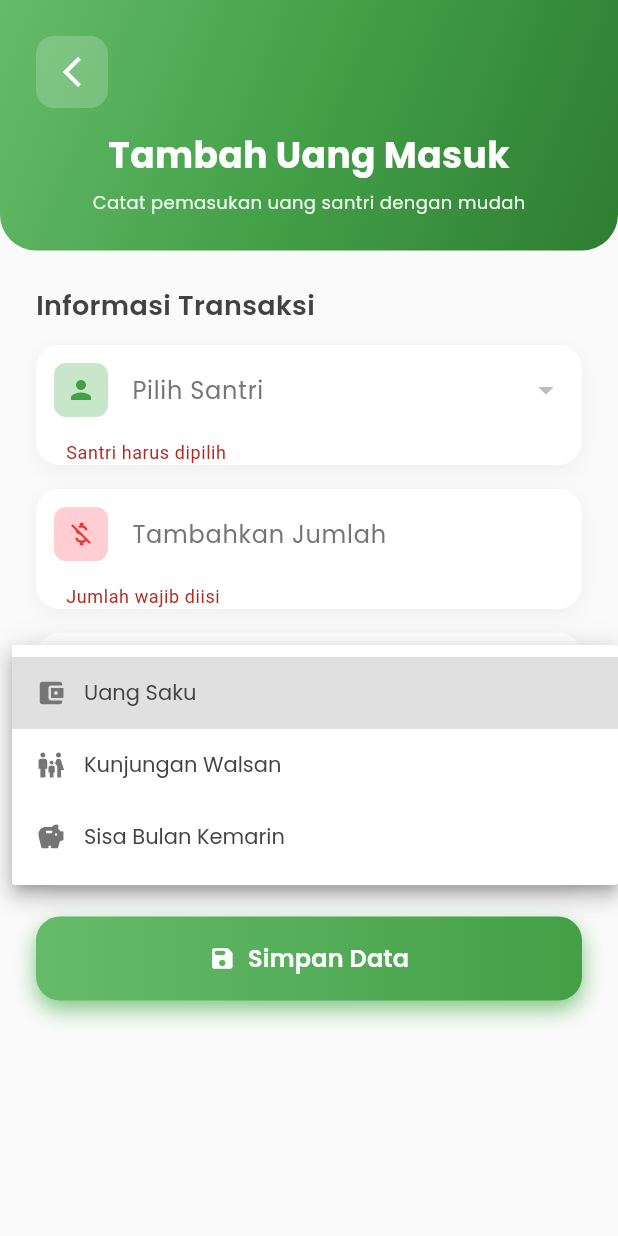
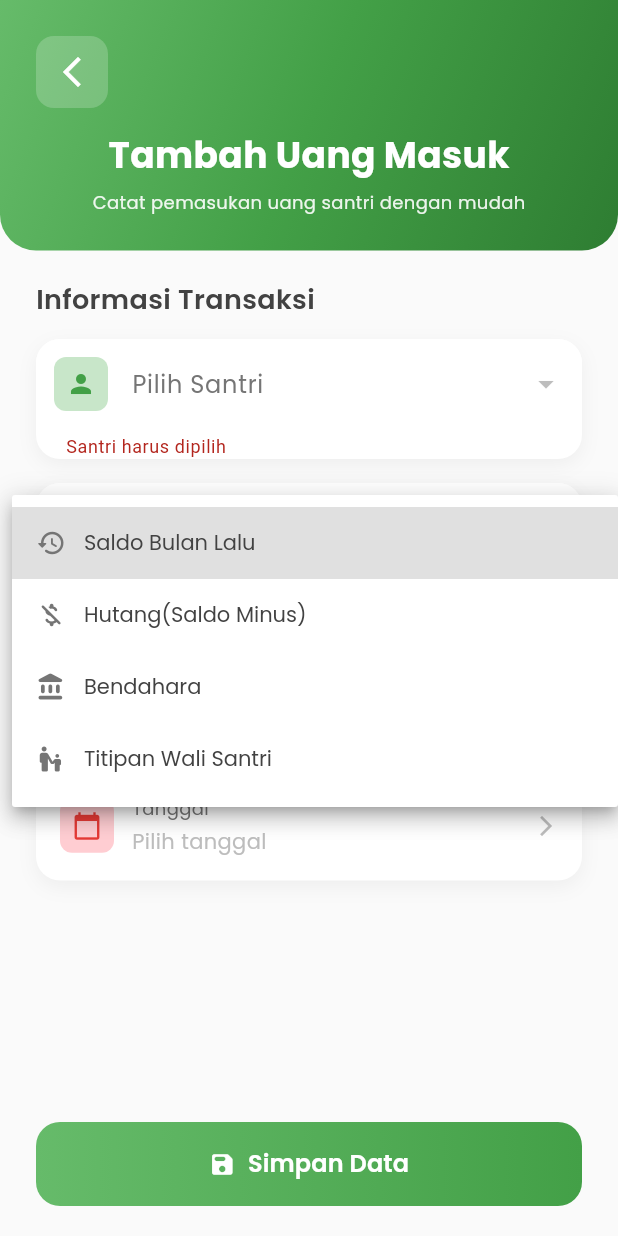
Before and after one commit to muhammadalifalhusain/frontend_murroby, a Flutter app: the TambahUangMasukScreen screen opened directly, after a tap on "Simpan Data", after a tap on "Sumber Uang", on a phone screen of 412 x 824 dp. Run offline on Flutter 3.47's test engine with Material 3 defaults, Android fonts, the phone set to English and light mode, and no system bars; our stand-ins replace google_fonts, shared_preferences; accounts and stored records are empty; statements that could not run were skipped.

Commit message:
feat : saldo minus uang masuk

```diff
--- a/lib/screens/dashboard/tambah_uang_masuk_screen.dart
+++ b/lib/screens/dashboard/tambah_uang_masuk_screen.dart
@@ -113,7 +113,6 @@ class _TambahUangMasukScreenState extends State<TambahUangMasukScreen>
         _selectedDate != null &&
         _selectedDari != null) {
 
-      // Show confirmation dialog
       final confirmed = await _showConfirmationDialog();
       if (!confirmed) return;
 
@@ -122,17 +121,15 @@ class _TambahUangMasukScreenState extends State<TambahUangMasukScreen>
       try {
         final raw = _jumlahController.text;
         final cleaned = raw.replaceAll(RegExp(r'[^0-9]'), '');
-        final jumlah = int.tryParse(cleaned);
-
-        // Debug print untuk melihat nilai rawText, cleanedText, dan jumlah
-        print("Raw Text: $raw");
-        print("Cleaned Text: $cleaned");
-        print("Jumlah: $jumlah");
+        int? jumlah = int.tryParse(cleaned);
+        if (jumlah != null && _selectedDari == 4) {
+          jumlah = -jumlah;
+        }
 
         final result = await DetailSakuService.postUangMasuk(
           noInduk: _selectedSantri!.noIndukSantri,
           dari: _selectedDari.toString(),
-          jumlah: jumlah!,
+          jumlah: jumlah ?? 0,
           tanggal: DateFormat('yyyy-MM-dd').format(_selectedDate!),
         );
 
@@ -149,6 +146,8 @@ class _TambahUangMasukScreenState extends State<TambahUangMasukScreen>
   }
 
   Future<bool> _showConfirmationDialog() async {
+    bool isHutang = _selectedDari == 4;
+
     return await showDialog<bool>(
       context: context,
       builder: (context) => AlertDialog(
@@ -158,10 +157,13 @@ class _TambahUangMasukScreenState extends State<TambahUangMasukScreen>
             Container(
               padding: const EdgeInsets.all(8),
               decoration: BoxDecoration(
-                color: Colors.green.shade100,
+                color: isHutang ? Colors.red.shade100 : Colors.green.shade100,
                 borderRadius: BorderRadius.circular(8),
               ),
-              child: Icon(Icons.help_outline, color: Colors.green.shade600),
+              child: Icon(
+                isHutang ? Icons.warning_amber_rounded : Icons.help_outline,
+                color: isHutang ? Colors.red.shade600 : Colors.green.shade600
+              ),
             ),
             const SizedBox(width: 12),
             Text(
@@ -182,10 +184,11 @@ class _TambahUangMasukScreenState extends State<TambahUangMasukScreen>
             _buildConfirmationItem('Nama', _selectedSantri?.namaSantri ?? ''),
             _buildConfirmationItem(
               'Jumlah',
-                'Rp ${NumberFormat('#,##0', 'id').format(
+              '${isHutang ? "- " : ""}Rp ${NumberFormat('#,##0', 'id').format(
                 int.parse(_jumlahController.text.replaceAll(RegExp(r'[^0-9]'), '')),
               )}',
             ),
+
             _buildConfirmationItem('Sumber', _getDariText(_selectedDari)),
             _buildConfirmationItem('Tanggal', DateFormat('dd MMMM yyyy', 'id').format(_selectedDate!)),
           ],
@@ -198,7 +201,7 @@ class _TambahUangMasukScreenState extends State<TambahUangMasukScreen>
           ElevatedButton(
             onPressed: () => Navigator.pop(context, true),
             style: ElevatedButton.styleFrom(
-              backgroundColor: Colors.green.shade600,
+              backgroundColor: isHutang ? Colors.red.shade600 : Colors.green.shade600,
               shape: RoundedRectangleBorder(borderRadius: BorderRadius.circular(8)),
             ),
             child: Text('Simpan', style: GoogleFonts.poppins(color: Colors.white)),
@@ -234,10 +237,18 @@ class _TambahUangMasukScreenState extends State<TambahUangMasukScreen>
 
   String _getDariText(int? dari) {
     switch (dari) {
-      case 1: return 'Uang Saku';
-      case 2: return 'Kunjungan Walsan';
-      case 3: return 'Sisa Bulan Kemarin';
-      default: return '';
+      case 3:
+        return 'Saldo Bulan Lalu';
+      case 4:
+        return 'Hutang (Saldo Minus)';
+      case 5:
+        return 'Bendahara';
+      case 2:
+        return 'Titipan Wali Santri';
+      case 1:
+        return 'Uang Saku';
+      default:
+        return '';
     }
   }
 
@@ -382,7 +393,12 @@ class _TambahUangMasukScreenState extends State<TambahUangMasukScreen>
   }
 
   Widget _buildJumlahField() {
-    return Container(
+    bool isHutang = _selectedDari == 4;
+
+    return Column(
+      crossAxisAlignment: CrossAxisAlignment.start,
+      children: [
+        Container(
           decoration: BoxDecoration(
             color: Colors.white,
             borderRadius: BorderRadius.circular(16),
@@ -418,11 +434,28 @@ class _TambahUangMasukScreenState extends State<TambahUangMasukScreen>
                 );
               }),
             ],
+            style: GoogleFonts.poppins(
+              fontSize: 16,
+              fontWeight: FontWeight.w600,
+              color: isHutang ? Colors.red.shade700 : Colors.grey.shade800,
+            ),
+            onChanged: (val) => setState(() {}),
             decoration: InputDecoration(
-          labelText: 'Tambahkan Jumlah',
+              labelText: 'Jumlah Uang',
               labelStyle: GoogleFonts.poppins(color: Colors.grey.shade600),
-          hintText: 'Masukkan Jumlah Saku Masuk',
-          hintStyle: GoogleFonts.poppins(color: Colors.grey.shade400),
+              counter: isHutang
+                  ? Text(
+                      'Cukup masukkan nominal angka, tanda minus otomatis ditambahkan.',
+                      style: GoogleFonts.poppins(color: Colors.red.shade600, fontSize: 11),
+                      softWrap: true,
+                    )
+                  : const SizedBox.shrink(),
+              prefixText: isHutang ? '- Rp ' : 'Rp ',
+              prefixStyle: GoogleFonts.poppins(
+                color: isHutang ? Colors.red.shade700 : Colors.grey.shade700,
+                fontWeight: FontWeight.bold,
+                fontSize: 16,
+              ),
               border: OutlineInputBorder(
                 borderRadius: BorderRadius.circular(16),
                 borderSide: BorderSide.none,
@@ -433,36 +466,53 @@ class _TambahUangMasukScreenState extends State<TambahUangMasukScreen>
                 margin: const EdgeInsets.all(12),
                 padding: const EdgeInsets.all(8),
                 decoration: BoxDecoration(
-              color: Colors.red.shade100,
+                  color: isHutang ? Colors.red.shade100 : Colors.green.shade100,
                   borderRadius: BorderRadius.circular(8),
                 ),
-            child: Icon(Icons.money_off, color: Colors.red.shade600, size: 20),
+                child: Icon(
+                  Icons.payments_rounded,
+                  color: isHutang ? Colors.red.shade600 : Colors.green.shade600,
+                  size: 20,
                 ),
-          prefixText: 'Rp ',
-          prefixStyle: GoogleFonts.poppins(
-            color: Colors.grey.shade700,
-            fontWeight: FontWeight.w500,
               ),
               contentPadding: const EdgeInsets.symmetric(horizontal: 16, vertical: 16),
             ),
-        style: GoogleFonts.poppins(fontSize: 14),
             validator: (val) {
-          if (val == null || val.isEmpty) return 'Jumlah wajib diisi';
-
+              if (val == null || val.isEmpty) return 'Masukkan jumlah uang';
               final cleanValue = val.replaceAll('.', '');
               final number = int.tryParse(cleanValue);
-          if (number == null || number <= 0) return 'Jumlah harus berupa angka positif';
+              if (number == null || number <= 0) return 'Jumlah tidak valid';
               return null;
             },
           ),
+        ),
+      ],
     );
   }
 
   Widget _buildDariDropdown() {
     final sources = [
-      {'value': 1, 'text': 'Uang Saku', 'icon': Icons.account_balance_wallet},
-      {'value': 2, 'text': 'Kunjungan Walsan', 'icon': Icons.family_restroom},
-      {'value': 3, 'text': 'Sisa Bulan Kemarin', 'icon': Icons.savings},
+      {
+        'value': 3,
+        'text': 'Saldo Bulan Lalu',
+        'icon': Icons.history_rounded
+      },
+      {
+        'value': 4,
+        'text': 'Hutang(Saldo Minus)',
+        'icon': Icons.money_off_rounded
+      },
+      {
+        'value': 5,
+        'text': 'Bendahara',
+        'icon': Icons.account_balance_rounded
+      },
+      {
+        'value': 2,
+        'text': 'Titipan Wali Santri',
+        'icon': Icons.escalator_warning_rounded
+      },
+      // {'value': 1, 'text': 'Uang Saku', 'icon': Icons.account_balance_wallet},
     ];
 
     return Container(
@@ -604,13 +654,6 @@ class _TambahUangMasukScreenState extends State<TambahUangMasukScreen>
           colors: [Colors.green.shade400, Colors.green.shade600],
         ),
         borderRadius: BorderRadius.circular(16),
-        boxShadow: [
-          BoxShadow(
-            color: Colors.green.shade300,
-            blurRadius: 12,
-            offset: const Offset(0, 6),
-          ),
-        ],
       ),
       child: ElevatedButton(
         onPressed: _isLoading ? null : _submit,
@@ -667,6 +710,12 @@ class _TambahUangMasukScreenState extends State<TambahUangMasukScreen>
   Widget build(BuildContext context) {
     return Scaffold(
       backgroundColor: Colors.grey.shade50,
+      bottomNavigationBar: _isLoadingSantri
+          ? null
+          : Padding(
+              padding: const EdgeInsets.only(left: 24, right: 24, bottom: 20, top: 10),
+              child: _buildSubmitButton(),
+            ),
       body: Column(
         children: [
           _buildHeader(),
@@ -692,7 +741,7 @@ class _TambahUangMasukScreenState extends State<TambahUangMasukScreen>
                     child: SlideTransition(
                       position: _slideAnimation,
                       child: SingleChildScrollView(
-                        padding: const EdgeInsets.all(24),
+                        padding: const EdgeInsets.symmetric(horizontal: 24, vertical: 20),
                         child: Form(
                           key: _formKey,
                           child: Column(
@@ -709,13 +758,11 @@ class _TambahUangMasukScreenState extends State<TambahUangMasukScreen>
                               const SizedBox(height: 13),
                               _buildSantriDropdown(),
                               const SizedBox(height: 16),
+                              _buildDariDropdown(),
+                              const SizedBox(height: 16),
                               _buildJumlahField(),
                               const SizedBox(height: 16),
-                              _buildDariDropdown(),
-                              const SizedBox(height: 16),
                               _buildDatePicker(),
-                              const SizedBox(height: 20),
-                              _buildSubmitButton(),
                             ],
                           ),
                         ),
```
Lines whose indentation alone changed are shown as unchanged.
